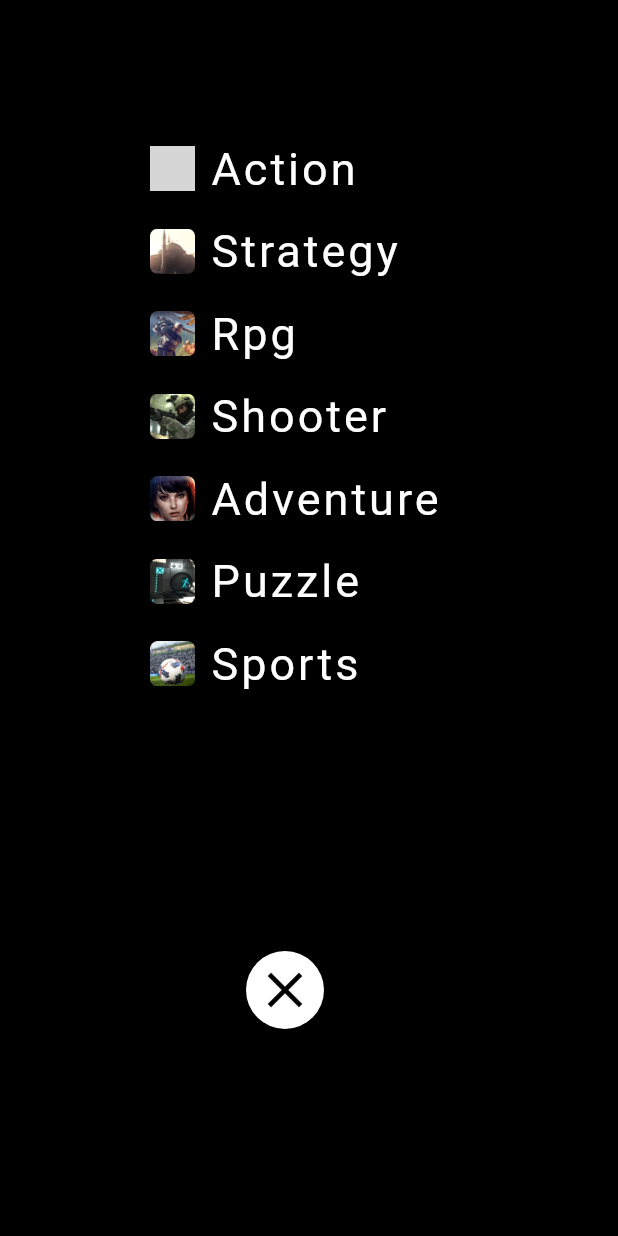
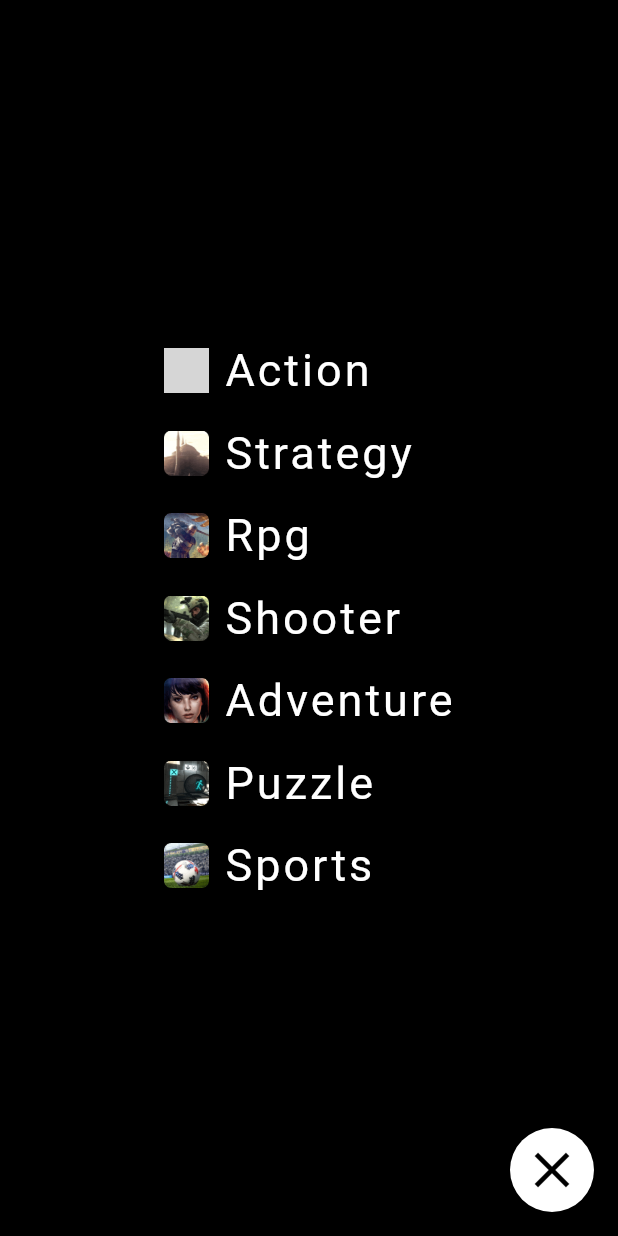
Before and after one commit to hari117/GameG, a Flutter app: the screen it shows after launch, after a tap on the "menu" icon, on a phone screen of 412 x 824 dp. Run offline on Flutter 3.47's test engine with Material 2 defaults, Android fonts, the phone set to English and light mode, and no system bars; our stand-ins replace dio, flutter_cache_manager, flutter_image_compress, flutter_svg, google_fonts, logger and 1 more; missing offline and left inert: enum_to_string, flutter_widgets, mime_type, semaphore; network calls fail; grey boxes are pictures that could not be loaded.

```diff
--- /dev/null
+++ b/lib/helperfiles/string.extentions.dart
@@ -0,0 +1,5 @@
+extension StringExtension on String {
+  String capitalize() {
+    return "${this[0].toUpperCase()}${this.substring(1)}";
+  }
+}
--- a/lib/main.dart
+++ b/lib/main.dart
@@ -1,4 +1,5 @@
 import 'package:flutter/material.dart';
+import 'package:google_fonts/google_fonts.dart';
 import 'package:logger/logger.dart';
 import 'package:rawg/pages/home.page.dart';
 
@@ -10,7 +11,6 @@ void main() {
 class RAWG extends StatelessWidget {
   @override
   Widget build(BuildContext context) {
-    return MaterialApp(//showPerformanceOverlay:true,
-         home: HomePage());
+    return MaterialApp(home: HomePage());
   }
 }
--- a/lib/modules/future_network_image/my.image.cache.dart
+++ b/lib/modules/future_network_image/my.image.cache.dart
@@ -31,8 +31,7 @@ class MyImageCache {
   //  log.i("resized image extension $sourceExtension");
     String destinatinPath = await $fileHelper.createFileForCache(uniqName, sourceExtension);
   //  log.i("resized image destinationPath $destinatinPath");
-    // TODO after testing rename instead copy
-    await File(sourceImagePath).copy(destinatinPath);
+    await File(sourceImagePath).rename(destinatinPath);
     return destinatinPath;
   }
 }
--- a/lib/modules/future_network_image/my.image.store.dart
+++ b/lib/modules/future_network_image/my.image.store.dart
@@ -2,6 +2,7 @@ import 'package:flutter_cache_manager/flutter_cache_manager.dart';
 import 'package:rawg/helperfiles/logger.helper.dart';
 import 'package:rawg/modules/future_network_image/my.image.cache.dart';
 import 'package:rawg/modules/future_network_image/my.image.downloader.dart';
+import 'package:rawg/modules/future_network_image/my.image.file.helper.dart';
 import 'package:rawg/modules/future_network_image/my.image.resizer.dart';
 import 'package:rawg/modules/future_network_image/network.image.request.model.dart';
 import 'package:rawg/modules/future_network_image/network.image.request.queue.model.dart';
@@ -11,7 +12,7 @@ import 'package:semaphore/semaphore.dart';
 class MyImageStore {
   final log = getLogger("MyImageStore");
   final int RESIZE_MIN_WIDTH = 600;
-  static int _maxCount = 7;
+  static int _maxCount = 4;
   final $sm = LocalSemaphore(_maxCount);
 
   getLocalImagePathForUrl(NetworkImageRequest networkImageRequest) async {
@@ -57,7 +58,7 @@ class MyImageStore {
       String cachedImagePath = await $myImageCache.moveImageToCache(resizedImagePath, uniqName);
       log.i("${selectedNetworkImageRequest.name}: cached image path: $cachedImagePath");
 
-//      $fileHelper.deleteFile(downloadedImagePath);
+      $fileHelper.deleteFile(downloadedImagePath);
 
       log.i("${selectedNetworkImageRequest.name}: Going to call callback $selectedNetworkImageRequest");
       selectedNetworkImageRequest.callback(cachedImagePath);
--- a/lib/pages/home.page.dart
+++ b/lib/pages/home.page.dart
@@ -6,6 +6,7 @@ import 'package:rawg/pages/homepagewidgets/gamecard.widget.dart';
 import 'package:rawg/pages/menu.page.dart';
 import 'package:rawg/rebuilderstates/home.satate.dart';
 import 'package:states_rebuilder/states_rebuilder.dart';
+import 'package:rawg/helperfiles/string.extentions.dart';
 
 class HomePage extends StatefulWidget {
   @override
@@ -54,8 +55,8 @@ class _HomePageState extends State<HomePage> {
             homeState.loadNextPage();
           },
           child: Text(
-            "RAWG ",
-            style: TextStyle(color: Colors.white, fontWeight: FontWeight.bold, fontSize: 24, letterSpacing: 4),
+            "GAME-G ",
+            style: TextStyle(color: Colors.white, fontWeight: FontWeight.bold, fontSize: 24, letterSpacing: 2),
           ),
         ),
       ),
@@ -105,7 +106,7 @@ class _HomePageState extends State<HomePage> {
   }
 
   headLinesBody() {
-    var headListText = homeState.genres == null ? "New and trending" : "${homeState.genres.toUpperCase()} Games";
+    var headListText = homeState.genres == null ? "New and trending" : "${homeState.genres.capitalize()} Games";
     return Container(
       width: double.infinity,
 
--- a/lib/pages/menu.page.dart
+++ b/lib/pages/menu.page.dart
@@ -20,10 +20,10 @@ class _MenuOptionsState extends State<MenuOptions> {
         child: StateBuilder(
           observe: () => menuState,
           builder: (con, _) {
-            return Padding(
-              padding: const EdgeInsets.symmetric(horizontal: 100,vertical: 90),
+            return Center(
               child: Column(
-              crossAxisAlignment: CrossAxisAlignment.center,
+                mainAxisSize: MainAxisSize.min,
+                crossAxisAlignment: CrossAxisAlignment.start,
                 children: [
                   genresSection("Action", context),
                   sizeBox(),
@@ -51,7 +51,6 @@ class _MenuOptionsState extends State<MenuOptions> {
   }
 
   genresSection(String name, BuildContext context) {
-
     return InkWell(
       onTap: () {
         menuState.resetState();
@@ -59,33 +58,39 @@ class _MenuOptionsState extends State<MenuOptions> {
         menuState.loadNextPage();
         Navigator.pop(context);
       },
-      child: Padding(
+      child: Container(
         padding: const EdgeInsets.symmetric(vertical: 5),
         child: Row(
+          mainAxisSize: MainAxisSize.min,
           children: <Widget>[
             Image(
               width: 30,
               height: 30,
-              image: AssetImage("Assets/genresicons/$name.png",),
+              image: AssetImage(
+                "Assets/genresicons/$name.png",
               ),
-            SizedBox(width: 10,),
-            Text(name, style: GoogleFonts.roboto(color: Colors.white, fontSize: 30,letterSpacing: 2),
+            ),
+            SizedBox(
+              width: 10,
+            ),
+            Text(
+              name,
+              style: GoogleFonts.roboto(color: Colors.white, fontSize: 30, letterSpacing: 2),
             ),
           ],
-
         ),
       ),
     );
   }
 
-  sizeBox()
-  {
-    return SizedBox(height: 10,);
+  sizeBox() {
+    return SizedBox(
+      height: 10,
+    );
   }
+
   floatingButton() {
-    return Padding(
-      padding: const EdgeInsets.symmetric(horizontal: 180,vertical: 120),
-      child: InkWell(
+    return InkWell(
       onTap: () {
         Navigator.pop(context);
       },
@@ -97,7 +102,6 @@ class _MenuOptionsState extends State<MenuOptions> {
           size: 40,
         ),
       ),
-      ),
     );
   }
 }
--- a/lib/rebuilderstates/home.satate.dart
+++ b/lib/rebuilderstates/home.satate.dart
@@ -15,7 +15,7 @@ class HomePageState extends StatesRebuilder {
   double height = 100;
   String genres;
   String platform;
-  String contentIndicator = "showless..";
+  String contentIndicator = "Showless..";
 
   bool showHigh = false;
   bool isLoading = false;
```
Also changed, not shown: lib/pages/game.details.page.dart (+5 -5 lines), lib/pages/homepagewidgets/game.rating.widget.dart (+14 -6 lines), lib/pages/homepagewidgets/gamecard.widget.dart (+22 -36 lines). Lines whose indentation alone changed are shown as unchanged.
